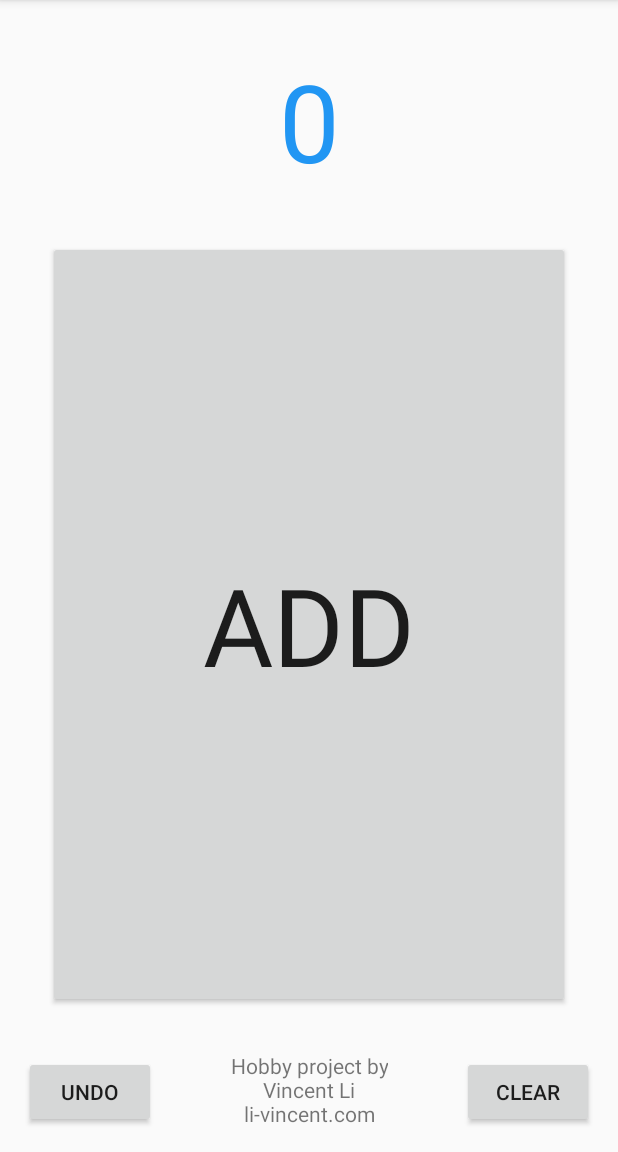
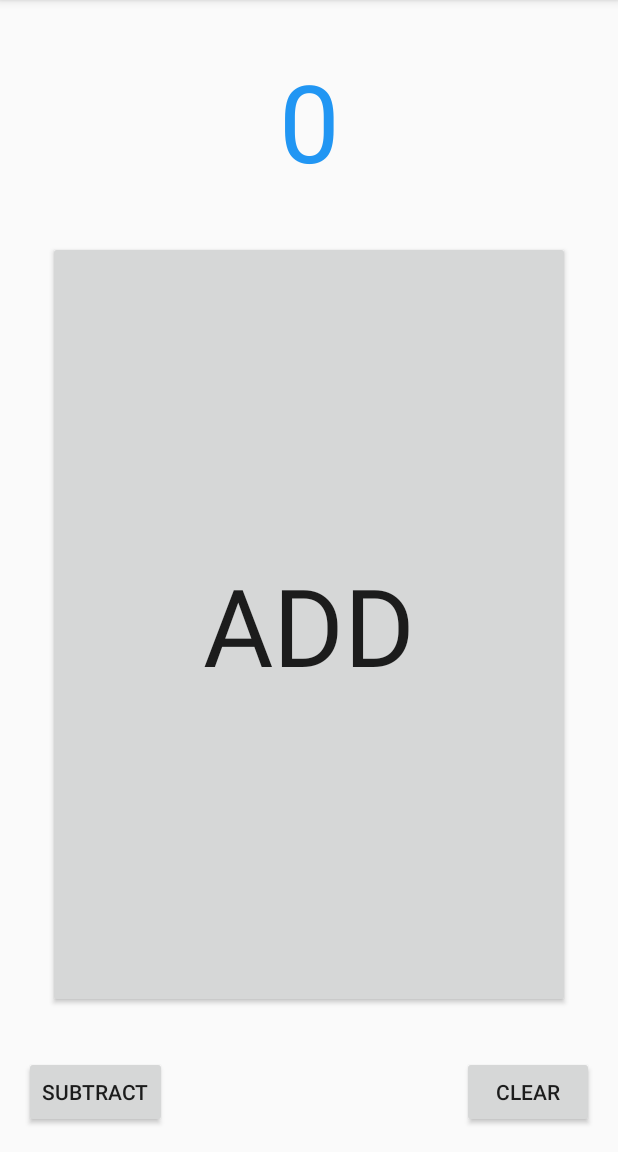
Before and after one commit to 17livincent/SimpleCounterTool, an Android app: the screen it shows after launch (MainActivity), on a phone screen of 412 x 824 dp, the part 84-1236 px from its top. Run offline under Robolectric (Android 15) with nearby library versions, the phone set to English and light mode, and no system bars; our stand-ins replace AdMob; 2 statements that could not run were skipped.

Commit message:
Updates to pitchcounter.cpp and button

```diff
--- a/app/src/main/cpp/CMakeLists.txt
+++ b/app/src/main/cpp/CMakeLists.txt
@@ -17,7 +17,7 @@ add_library( # Sets the name of the library.
              SHARED
 
              # Provides a relative path to your source file(s).
-             native-lib.cpp )
+             native-lib.cpp)
 
 # Searches for a specified prebuilt library and stores the path as a
 # variable. Because CMake includes system libraries in the search path by
--- a/app/src/main/res/layout/activity_main.xml
+++ b/app/src/main/res/layout/activity_main.xml
@@ -64,18 +64,4 @@
         app:layout_constraintEnd_toEndOf="parent"
         tools:text="@string/clear" />
 
-    <TextView
-        android:id="@+id/textView3"
-        android:layout_width="wrap_content"
-        android:layout_height="wrap_content"
-        android:layout_marginStart="8dp"
-        android:layout_marginEnd="8dp"
-        android:layout_marginBottom="16dp"
-        android:text="@string/info"
-        android:textAlignment="center"
-        android:textSize="14sp"
-        app:layout_constraintBottom_toBottomOf="parent"
-        app:layout_constraintEnd_toStartOf="@+id/button3"
-        app:layout_constraintStart_toEndOf="@+id/button2"
-        tools:text="@string/info" />
 </androidx.constraintlayout.widget.ConstraintLayout>
--- a/app/src/main/res/values/strings.xml
+++ b/app/src/main/res/values/strings.xml
@@ -3,7 +3,7 @@
     <string name="title">Simple Counter Tool</string>
     <string name="count">0</string>
     <string name="add">Add</string>
-    <string name="undo">Undo</string>
+    <string name="undo">Subtract</string>
     <string name="clear">Clear</string>
     <string name="info">Hobby project by\nVincent Li\nli-vincent.com</string>
 </resources>
```
Also changed, not shown: 2 other files.
